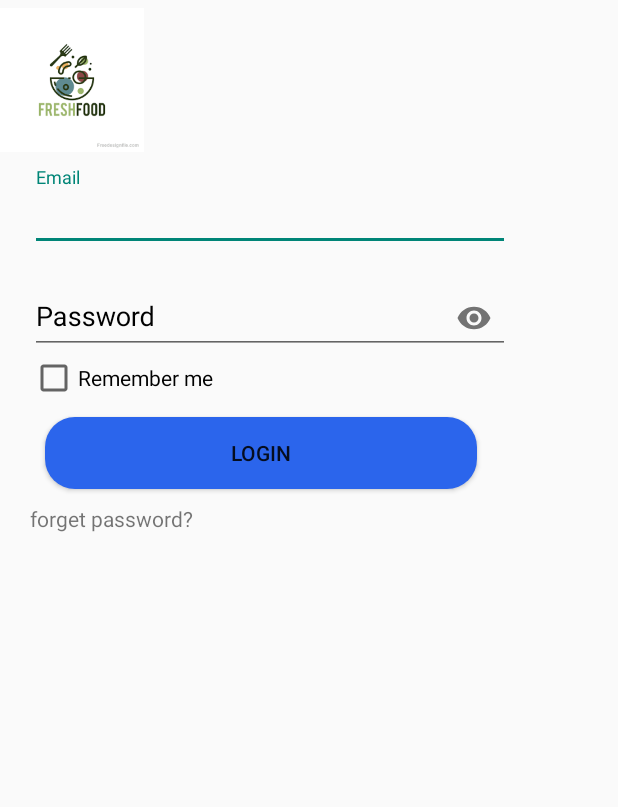
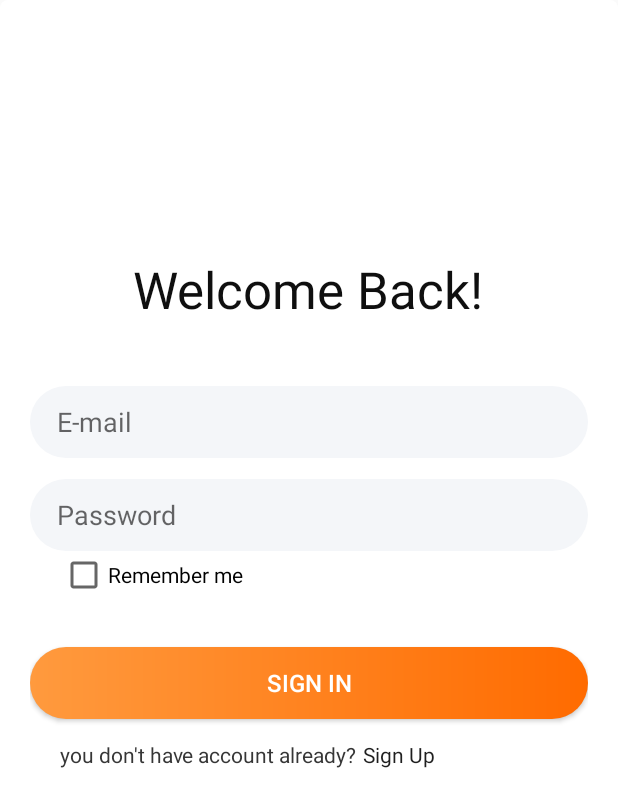
Before and after one commit to ashishpokhrel123/android, an Android app: the screen it shows after launch (LoginActivity), on a phone screen of 412 x 824 dp. Shown: the top 807 px of the screen. Run offline under Robolectric (Android 15) with nearby library versions, the light colour scheme and no system bars.

Commit message:
Login and registration form design compelete

```diff
--- a/app/build.gradle
+++ b/app/build.gradle
@@ -28,5 +28,6 @@ dependencies {
     androidTestImplementation 'androidx.test.espresso:espresso-core:3.2.0'
     implementation 'com.android.support:design:29.0.0'
     implementation 'de.hdodenhof:circleimageview:3.0.1'
+    implementation 'androidx.cardview:cardview:1.0.0'
 
 }
--- a/app/src/main/java/com/example/foodorderingapp/Activity/LoginActivity.java
+++ b/app/src/main/java/com/example/foodorderingapp/Activity/LoginActivity.java
@@ -2,11 +2,16 @@ package com.example.foodorderingapp.Activity;
 
 import androidx.appcompat.app.AppCompatActivity;
 
+import android.content.Intent;
 import android.os.Bundle;
+import android.view.View;
+import android.widget.TextView;
 
 import com.example.foodorderingapp.R;
 
 public class LoginActivity extends AppCompatActivity {
+
+    private TextView txtnext;
 
 
 
@@ -17,6 +22,17 @@ public class LoginActivity extends AppCompatActivity {
 
         getSupportActionBar().hide();
 
+        txtnext = findViewById(R.id.txtnext);
+
+        txtnext.setOnClickListener(new View.OnClickListener() {
+            @Override
+            public void onClick(View v) {
+
+                Intent i = new Intent(LoginActivity.this,RegisterActivity.class);
+                startActivity(i);
+            }
+        });
+
 
 
     }
--- a/app/src/main/java/com/example/foodorderingapp/Activity/RegisterActivity.java
+++ b/app/src/main/java/com/example/foodorderingapp/Activity/RegisterActivity.java
@@ -12,5 +12,7 @@ public class RegisterActivity extends AppCompatActivity {
     protected void onCreate(Bundle savedInstanceState) {
         super.onCreate(savedInstanceState);
         setContentView(R.layout.activity_register);
+        getSupportActionBar().hide();
+
     }
 }
--- a/app/src/main/res/drawable/button.xml
+++ b/app/src/main/res/drawable/button.xml
@@ -1,9 +1,6 @@
 <?xml version="1.0" encoding="utf-8"?>
 <shape xmlns:android="http://schemas.android.com/apk/res/android">
-    <solid android:color="#2B65EC"/>
 
-    <corners android:radius="20dp"/>
-
-    <corners android:color="#000000"/>
-
+    <gradient android:startColor="#FF9A3E" android:endColor="#FF6B00"></gradient>
+    <corners android:radius="48dp"></corners>
 </shape>
--- a/app/src/main/res/drawable/circle_image.xml
+++ b/app/src/main/res/drawable/circle_image.xml
@@ -1,7 +1,6 @@
 <?xml version="1.0" encoding="utf-8"?>
-<layer-list xmlns:android="http://schemas.android.com/apk/res/android" >
+<shape xmlns:android="http://schemas.android.com/apk/res/android">
 
-    <item android:drawable="@drawable/freshfood"/>
-
-
-</layer-list>
+    <solid android:color="#FFF"></solid>
+    <corners android:radius="5dp"></corners>
+</shape>
--- a/app/src/main/res/drawable/et_bg.xml
+++ b/app/src/main/res/drawable/et_bg.xml
@@ -1,7 +1,6 @@
 <?xml version="1.0" encoding="utf-8"?>
 <shape xmlns:android="http://schemas.android.com/apk/res/android">
-     <solid android:color="#dce2e8"/>
-    <corners android:radius="50dp"/>
-    <corners android:color="#000000"/>
 
+    <solid android:color="#F4F6F9"></solid>
+    <corners android:radius="48dp"></corners>
 </shape>
--- a/app/src/main/res/layout/activity_login.xml
+++ b/app/src/main/res/layout/activity_login.xml
@@ -4,107 +4,88 @@
     xmlns:tools="http://schemas.android.com/tools"
     android:layout_width="match_parent"
     android:layout_height="match_parent"
-    android:orientation="vertical"
+    android:background="@drawable/circle_image"
     tools:context=".Activity.LoginActivity">
 
-    <ImageView
-        android:id="@+id/imageView"
-        android:layout_width="96dp"
-        android:layout_height="96dp"
-        android:src="@drawable/ff"
-        android:layout_gravity="center"
-        android:layout_marginTop="5dp"
-        />
-    <com.google.android.material.textfield.TextInputLayout
-        android:id="@+id/TextInputLayout1"
+    <LinearLayout
         android:layout_width="match_parent"
+        android:layout_marginTop="150dp"
         android:layout_height="wrap_content"
-        android:layout_marginTop="10dp"
-        android:layout_below="@+id/imageView"
-        android:textColorHint="#000000"
-        android:layout_centerHorizontal="true"
+        android:background="@drawable/circle_image"
+        android:orientation="vertical"
+        android:padding="20dp">
+
+        <TextView
+            android:layout_width="wrap_content"
+            android:layout_height="wrap_content"
+            android:layout_gravity="center"
+
+            android:text="Welcome Back!"
+            android:textColor="#0F0F0F"
+            android:textSize="34dp" />
 
 
-        >
+        <EditText
+            android:layout_width="match_parent"
+            android:layout_height="48dp"
+            android:layout_marginTop="42dp"
+            android:background="@drawable/et_bg"
+            android:hint="E-mail"
+            android:paddingLeft="18dp" />
 
         <EditText
-            android:id="@+id/edittext1"
-            android:layout_width="wrap_content"
-            android:layout_height="wrap_content"
-            android:hint="Email"
-            android:layout_marginStart="20dp"
-            android:layout_below="@+id/imageView"
-            android:textColor="#000000"
-            android:ems="15"
-
-
-            />
-
-    </com.google.android.material.textfield.TextInputLayout>
-
-
-    <com.google.android.material.textfield.TextInputLayout
-        android:id="@+id/TextInputLayout2"
-        android:layout_width="match_parent"
-        android:layout_height="wrap_content"
-        android:layout_marginTop="10dp"
-        android:layout_below="@+id/TextInputLayout1"
-        android:textColorHint="#000000"
-        android:layout_centerHorizontal="true"
-        app:passwordToggleEnabled="true"
-
-        >
-
-        <EditText
-            android:id="@+id/edittext2"
-            android:layout_width="wrap_content"
-            android:layout_height="wrap_content"
+            android:layout_width="match_parent"
+            android:layout_height="48dp"
+            android:layout_marginTop="14dp"
+            android:background="@drawable/et_bg"
             android:hint="Password"
-            android:layout_below="@+id/imageView"
-            android:layout_marginStart="20dp"
-
-            android:textColor="#000000"
-           android:ems="15"
-            android:inputType="textPassword"
-
+            android:paddingLeft="18dp"
             />
         <CheckBox
             android:id="@+id/chkrememberme"
             android:layout_width="wrap_content"
             android:layout_height="wrap_content"
             android:layout_marginStart="20dp"
-            android:layout_below="@id/btnlogin"
+
             android:text="Remember me"/>
-    </com.google.android.material.textfield.TextInputLayout>
 
-    <Button
-        android:id="@+id/btnlogin"
-        android:layout_width="wrap_content"
-        android:layout_height="wrap_content"
-        android:text="Login"
-        android:background="@drawable/button"
-        android:layout_marginStart="30dp"
-        android:layout_marginTop="10dp"
-        android:layout_below="@id/TextInputLayout2"
-        android:gravity="center"
-        android:ems="18"
-        />
+        <Button
+            android:layout_width="match_parent"
+            android:layout_height="wrap_content"
+            android:layout_marginTop="32dp"
+            android:background="@drawable/button"
+            android:text="sign In"
+            android:textColor="#FFFFFF"
+            android:textSize="16dp" />
 
-    <TextView
-        android:layout_width="wrap_content"
-        android:layout_height="wrap_content"
-        android:layout_below="@id/btnlogin"
-        android:layout_marginTop="10dp"
-        android:text="forget password?"
-        android:layout_marginStart="20dp"/>
+        <LinearLayout
+            android:layout_width="match_parent"
+            android:layout_height="wrap_content"
+            android:layout_marginTop="14dp"
+            android:layout_marginBottom="28dp"
+            android:orientation="horizontal">
 
+            <TextView
+                android:layout_width="wrap_content"
+                android:layout_height="wrap_content"
+                android:layout_marginStart="20dp"
+                android:text="you don't have account already?"
+                android:textColor="#363636"
+                android:textSize="14dp" />
 
+            <TextView
+                android:id="@+id/txtnext"
+                android:layout_width="wrap_content"
+                android:layout_height="wrap_content"
+                android:layout_marginLeft="4dp"
 
+                android:text="Sign Up"
+                android:textColor="#1F1F1F"
+                android:textSize="14dp" />
 
+        </LinearLayout>
 
-
-
-
+    </LinearLayout>
 
 
 </RelativeLayout>
```
Also changed, not shown: app/src/main/res/layout/activity_register.xml (+75 -2 lines).
